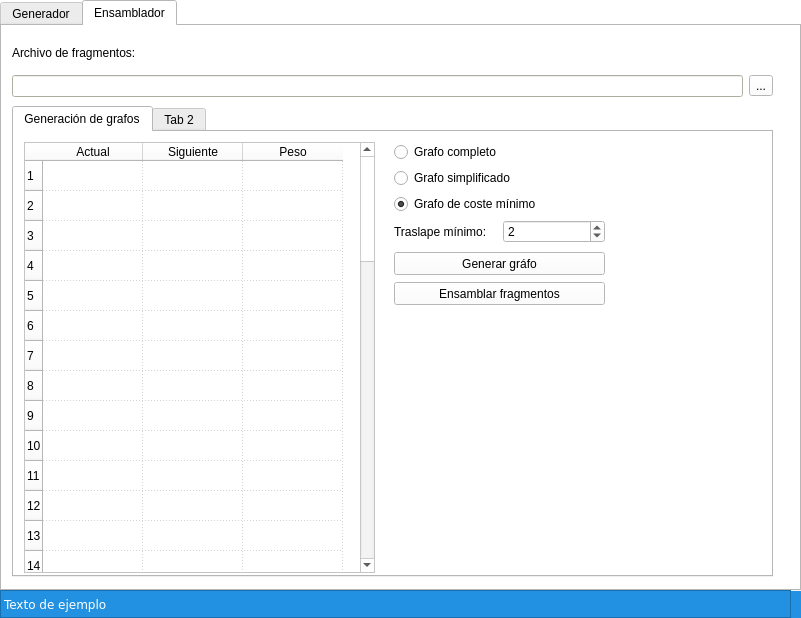
Above: Proyecto II/gui/qt_ui.ui from JulianSalinas/FramentadorADN before the change. Below: the same form after it.
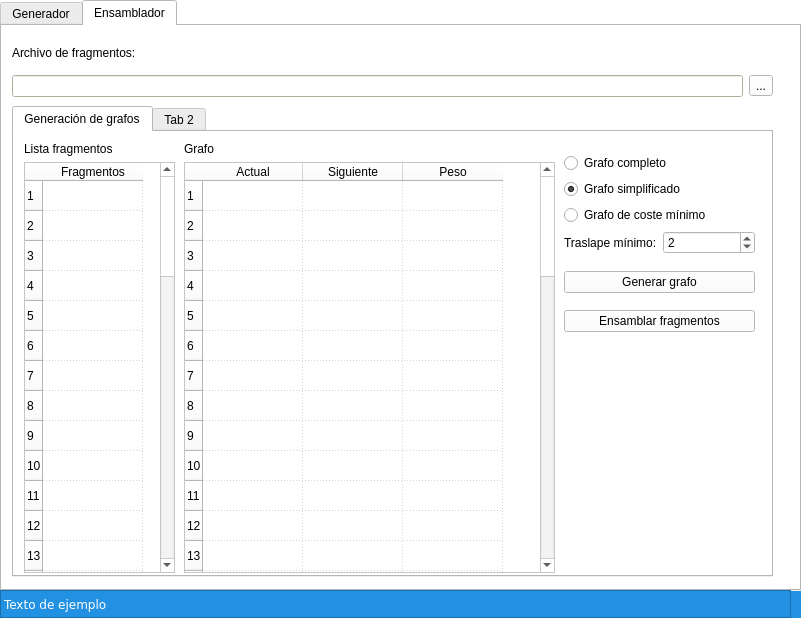
That is the form after the change. The open tabs and pages were chosen to show the change.

The edit to the form file:
```diff
--- a/Proyecto II/gui/qt_ui.ui
+++ b/Proyecto II/gui/qt_ui.ui
@@ -7757,182 +7757,286 @@
           <attribute name="title">
            <string>Generación de grafos</string>
           </attribute>
-          <widget class="QPushButton" name="btnGenerarGrafo">
-           <property name="geometry">
-            <rect>
-             <x>380</x>
-             <y>120</y>
-             <width>211</width>
-             <height>23</height>
-            </rect>
-           </property>
-           <property name="text">
-            <string>Generar gráfo</string>
-           </property>
-          </widget>
-          <widget class="QTableWidget" name="tabGrafo">
-           <property name="enabled">
-            <bool>true</bool>
-           </property>
-           <property name="geometry">
-            <rect>
-             <x>10</x>
-             <y>10</y>
-             <width>351</width>
-             <height>431</height>
-            </rect>
-           </property>
-           <property name="showGrid">
-            <bool>true</bool>
-           </property>
-           <property name="gridStyle">
-            <enum>Qt::DotLine</enum>
-           </property>
-           <property name="sortingEnabled">
-            <bool>true</bool>
-           </property>
-           <property name="rowCount">
-            <number>50</number>
-           </property>
-           <property name="columnCount">
-            <number>3</number>
-           </property>
-           <row/>
-           <row/>
-           <row/>
-           <row/>
-           <row/>
-           <row/>
-           <row/>
-           <row/>
-           <row/>
-           <row/>
-           <row/>
-           <row/>
-           <row/>
-           <row/>
-           <row/>
-           <row/>
-           <row/>
-           <row/>
-           <row/>
-           <row/>
-           <row/>
-           <row/>
-           <row/>
-           <row/>
-           <row/>
-           <row/>
-           <row/>
-           <row/>
-           <row/>
-           <row/>
-           <row/>
-           <row/>
-           <row/>
-           <row/>
-           <row/>
-           <row/>
-           <row/>
-           <row/>
-           <row/>
-           <row/>
-           <row/>
-           <row/>
-           <row/>
-           <row/>
-           <row/>
-           <row/>
-           <row/>
-           <row/>
-           <row/>
-           <row/>
-           <column>
-            <property name="text">
-             <string>Actual</string>
-            </property>
-           </column>
-           <column>
-            <property name="text">
-             <string>Siguiente</string>
-            </property>
-           </column>
-           <column>
-            <property name="text">
-             <string>Peso</string>
-            </property>
-           </column>
-          </widget>
-          <widget class="QPushButton" name="btnEnsamblar">
-           <property name="geometry">
-            <rect>
-             <x>380</x>
-             <y>150</y>
-             <width>211</width>
-             <height>23</height>
-            </rect>
-           </property>
-           <property name="text">
-            <string>Ensamblar fragmentos</string>
-           </property>
-          </widget>
           <widget class="QWidget" name="">
            <property name="geometry">
             <rect>
-             <x>380</x>
+             <x>550</x>
              <y>10</y>
-             <width>211</width>
-             <height>101</height>
+             <width>191</width>
+             <height>201</height>
             </rect>
            </property>
-           <layout class="QVBoxLayout" name="verticalLayout_7">
+           <layout class="QVBoxLayout" name="verticalLayout_21">
             <item>
-             <widget class="QRadioButton" name="radioGrafoCompleto">
-              <property name="text">
-               <string>Grafo completo</string>
-              </property>
-              <property name="checked">
-               <bool>false</bool>
-              </property>
-             </widget>
-            </item>
-            <item>
-             <widget class="QRadioButton" name="radioGrafoSimplicado">
-              <property name="text">
-               <string>Grafo simplificado</string>
-              </property>
-              <property name="checked">
-               <bool>false</bool>
-              </property>
-             </widget>
-            </item>
-            <item>
-             <widget class="QRadioButton" name="radioGrafoSimplicado_2">
-              <property name="text">
-               <string>Grafo de coste mínimo</string>
-              </property>
-              <property name="checked">
-               <bool>true</bool>
-              </property>
-             </widget>
-            </item>
-            <item>
-             <layout class="QHBoxLayout" name="horizontalLayout_9">
+             <layout class="QVBoxLayout" name="verticalLayout_7">
               <item>
-               <widget class="QLabel" name="label_17">
+               <widget class="QRadioButton" name="radioGrafoCompleto">
                 <property name="text">
-                 <string>Traslape mínimo:</string>
+                 <string>Grafo completo</string>
                 </property>
+                <property name="checked">
+                 <bool>false</bool>
+                </property>
                </widget>
               </item>
               <item>
-               <widget class="QSpinBox" name="spinTraslapeMinimoGrafo">
-                <property name="value">
-                 <number>2</number>
+               <widget class="QRadioButton" name="radioGrafoSimplicado">
+                <property name="text">
+                 <string>Grafo simplificado</string>
                 </property>
+                <property name="checked">
+                 <bool>true</bool>
+                </property>
                </widget>
               </item>
+              <item>
+               <widget class="QRadioButton" name="radioGrafoSimplicado_2">
+                <property name="text">
+                 <string>Grafo de coste mínimo</string>
+                </property>
+                <property name="checked">
+                 <bool>false</bool>
+                </property>
+               </widget>
+              </item>
+              <item>
+               <layout class="QHBoxLayout" name="horizontalLayout_9">
+                <item>
+                 <widget class="QLabel" name="label_17">
+                  <property name="text">
+                   <string>Traslape mínimo:</string>
+                  </property>
+                 </widget>
+                </item>
+                <item>
+                 <widget class="QSpinBox" name="spinTraslapeMinimoGrafo">
+                  <property name="maximum">
+                   <number>1000</number>
+                  </property>
+                  <property name="value">
+                   <number>2</number>
+                  </property>
+                 </widget>
+                </item>
+               </layout>
+              </item>
              </layout>
+            </item>
+            <item>
+             <widget class="QPushButton" name="btnGenerarGrafo">
+              <property name="text">
+               <string>Generar grafo</string>
+              </property>
+             </widget>
+            </item>
+            <item>
+             <widget class="QPushButton" name="btnEnsamblar">
+              <property name="text">
+               <string>Ensamblar fragmentos</string>
+              </property>
+             </widget>
+            </item>
+           </layout>
+          </widget>
+          <widget class="QWidget" name="">
+           <property name="geometry">
+            <rect>
+             <x>170</x>
+             <y>10</y>
+             <width>371</width>
+             <height>431</height>
+            </rect>
+           </property>
+           <layout class="QVBoxLayout" name="verticalLayout_22">
+            <item>
+             <widget class="QLabel" name="label_32">
+              <property name="text">
+               <string>Grafo</string>
+              </property>
+             </widget>
+            </item>
+            <item>
+             <widget class="QTableWidget" name="tabGrafo">
+              <property name="enabled">
+               <bool>true</bool>
+              </property>
+              <property name="showGrid">
+               <bool>true</bool>
+              </property>
+              <property name="gridStyle">
+               <enum>Qt::DotLine</enum>
+              </property>
+              <property name="sortingEnabled">
+               <bool>true</bool>
+              </property>
+              <property name="rowCount">
+               <number>50</number>
+              </property>
+              <property name="columnCount">
+               <number>3</number>
+              </property>
+              <row/>
+              <row/>
+              <row/>
+              <row/>
+              <row/>
+              <row/>
+              <row/>
+              <row/>
+              <row/>
+              <row/>
+              <row/>
+              <row/>
+              <row/>
+              <row/>
+              <row/>
+              <row/>
+              <row/>
+              <row/>
+              <row/>
+              <row/>
+              <row/>
+              <row/>
+              <row/>
+              <row/>
+              <row/>
+              <row/>
+              <row/>
+              <row/>
+              <row/>
+              <row/>
+              <row/>
+              <row/>
+              <row/>
+              <row/>
+              <row/>
+              <row/>
+              <row/>
+              <row/>
+              <row/>
+              <row/>
+              <row/>
+              <row/>
+              <row/>
+              <row/>
+              <row/>
+              <row/>
+              <row/>
+              <row/>
+              <row/>
+              <row/>
+              <column>
+               <property name="text">
+                <string>Actual</string>
+               </property>
+              </column>
+              <column>
+               <property name="text">
+                <string>Siguiente</string>
+               </property>
+              </column>
+              <column>
+               <property name="text">
+                <string>Peso</string>
+               </property>
+              </column>
+             </widget>
+            </item>
+           </layout>
+          </widget>
+          <widget class="QWidget" name="">
+           <property name="geometry">
+            <rect>
+             <x>10</x>
+             <y>10</y>
+             <width>151</width>
+             <height>431</height>
+            </rect>
+           </property>
+           <layout class="QVBoxLayout" name="verticalLayout_23">
+            <item>
+             <widget class="QLabel" name="label_33">
+              <property name="text">
+               <string>Lista fragmentos</string>
+              </property>
+             </widget>
+            </item>
+            <item>
+             <widget class="QTableWidget" name="tabFragmentos">
+              <property name="enabled">
+               <bool>true</bool>
+              </property>
+              <property name="showGrid">
+               <bool>true</bool>
+              </property>
+              <property name="gridStyle">
+               <enum>Qt::DotLine</enum>
+              </property>
+              <property name="sortingEnabled">
+               <bool>true</bool>
+              </property>
+              <property name="rowCount">
+               <number>50</number>
+              </property>
+              <property name="columnCount">
+               <number>1</number>
+              </property>
+              <row/>
+              <row/>
+              <row/>
+              <row/>
+              <row/>
+              <row/>
+              <row/>
+              <row/>
+              <row/>
+              <row/>
+              <row/>
+              <row/>
+              <row/>
+              <row/>
+              <row/>
+              <row/>
+              <row/>
+              <row/>
+              <row/>
+              <row/>
+              <row/>
+              <row/>
+              <row/>
+              <row/>
+              <row/>
+              <row/>
+              <row/>
+              <row/>
+              <row/>
+              <row/>
+              <row/>
+              <row/>
+              <row/>
+              <row/>
+              <row/>
+              <row/>
+              <row/>
+              <row/>
+              <row/>
+              <row/>
+              <row/>
+              <row/>
+              <row/>
+              <row/>
+              <row/>
+              <row/>
+              <row/>
+              <row/>
+              <row/>
+              <row/>
+              <column>
+               <property name="text">
+                <string>Fragmentos</string>
+               </property>
+              </column>
+             </widget>
             </item>
            </layout>
           </widget>
```
Left out of the diff: 1008 changed lines with no effect on the pictures.
